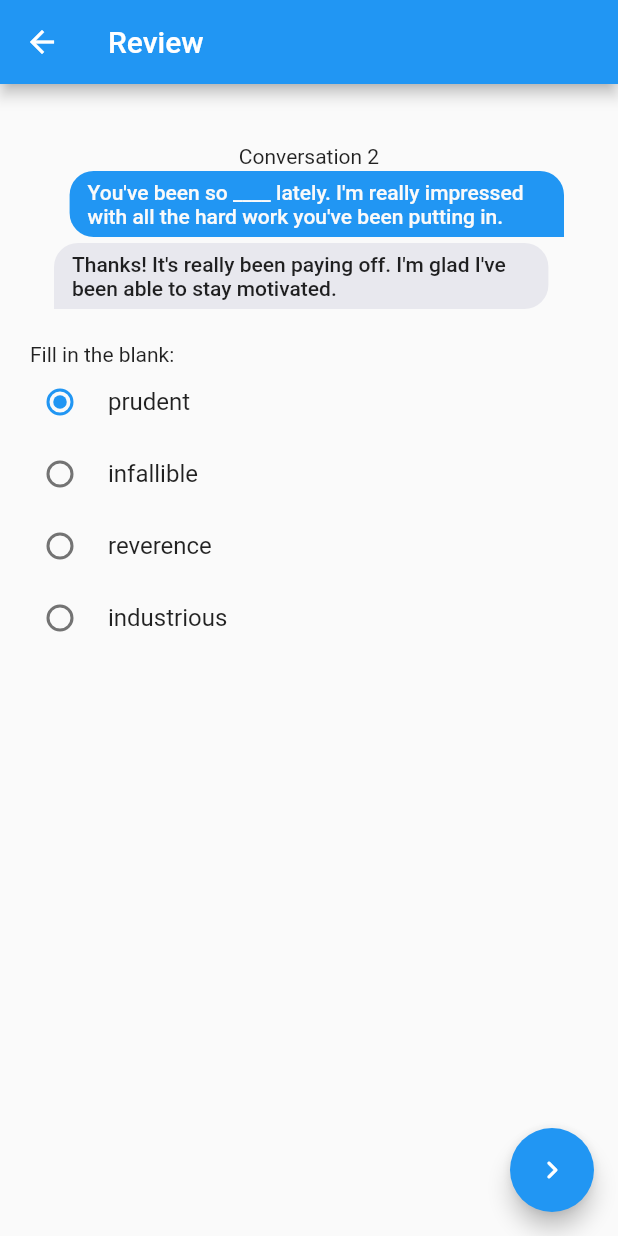
After one commit to AlienKevin/L2Z_app, a Flutter app: the Review screen opened directly, after a tap on the "chevron right" icon, on a phone screen of 412 x 824 dp. The commit adds this screen. Run offline on Flutter 3.47's test engine with Material 2 defaults, Android fonts, the phone set to English and light mode, and no system bars; our stand-ins replace chat_bubbles, flutter_tts, percent_indicator; missing offline and left inert: draw_graph.

Commit message:
Add review page

```diff
--- a/lib/entry.dart
+++ b/lib/entry.dart
@@ -3,6 +3,7 @@ import 'package:flutter/material.dart';
 import 'package:flutter_tts/flutter_tts.dart';
 
 import 'constants.dart';
+import 'review.dart';
 
 class Example {
   List<String> conversations;
@@ -51,7 +52,7 @@ class _EntryState extends State<Entry> {
   Widget build(BuildContext context) {
     return Scaffold(
       appBar: AppBar(
-        title: Text("Words"),
+        title: Text("Study"),
       ),
       body: Padding(
         padding: const EdgeInsets.all(20.0),
@@ -76,6 +77,10 @@ class _EntryState extends State<Entry> {
               widget.currentConversationIndex = 0;
               if (widget.currentExampleIndex >= widget.examples.length - 1) {
                 // TODO: move to next word
+                Navigator.push(
+                  context,
+                  MaterialPageRoute(builder: (context) => Review(0)),
+                );
               } else {
                 widget.currentExampleIndex += 1;
               }
--- /dev/null
+++ b/lib/review.dart
@@ -0,0 +1,154 @@
+import 'package:chat_bubbles/bubbles/bubble_special_three.dart';
+import 'package:collection/collection.dart';
+import 'package:flutter/material.dart';
+
+import 'constants.dart';
+
+class Example {
+  String word;
+  List<String> conversations;
+  String chinese;
+  List<String> synonyms;
+  List<String> choices;
+
+  Example(
+      this.word, this.chinese, this.synonyms, this.conversations, this.choices);
+}
+
+class Review extends StatefulWidget {
+  Review(int currentExampleIndex_) {
+    currentExampleIndex = currentExampleIndex_;
+    for (int i = 0; i < examples.length; i++) {
+      examples[i].choices.insert(0, examples[currentExampleIndex].word);
+      examples[i].choices.shuffle();
+    }
+  }
+
+  late int currentExampleIndex;
+  List<Example> examples = [
+    Example("articulate", "表达", [
+      "express",
+      "utter"
+    ], [
+      "Hi there, I'm so glad that you could join the meeting today. Could you please be more ____ about the details of the project?",
+      "Sure, the project is about creating a new advertising campaign focusing on the latest product release."
+    ], [
+      "feed",
+      "ban",
+      "create"
+    ]),
+    Example("industrious", "勤勉", [
+      "hardworking"
+    ], [
+      "You've been so ____ lately. I'm really impressed with all the hard work you've been putting in.",
+      "Thanks! It's really been paying off. I'm glad I've been able to stay motivated."
+    ], [
+      "prudent",
+      "reverence",
+      "infallible"
+    ]),
+    Example("slew", "大量", [
+      "mass",
+      "abundance"
+    ], [
+      "We have a ____ of tasks to complete today, so let's get started!",
+      "Agreed, we don't want to fall behind!"
+    ], [
+      "tiny",
+      "beautiful",
+      "careful"
+    ])
+  ];
+
+  @override
+  State<Review> createState() => _ReviewState();
+}
+
+class _ReviewState extends State<Review> {
+  int currentAnswer = 0;
+
+  @override
+  Widget build(BuildContext context) {
+    return Scaffold(
+      appBar: AppBar(
+        title: Text("Review"),
+      ),
+      body: Padding(
+        padding: const EdgeInsets.all(20.0),
+        child: Column(crossAxisAlignment: CrossAxisAlignment.center, children: [
+          SizedBox(height: 20),
+          showExample(widget.currentExampleIndex),
+        ]),
+      ),
+      floatingActionButton: FloatingActionButton(
+        onPressed: () {
+          setState(() {
+            if (widget.currentExampleIndex >= widget.examples.length - 1) {
+              // TODO: stop
+            } else {
+              Navigator.push(
+                context,
+                MaterialPageRoute(
+                    builder: (context) =>
+                        Review(widget.currentExampleIndex + 1)),
+              );
+            }
+          });
+        },
+        child: Icon(Icons.chevron_right_rounded),
+      ),
+    );
+  }
+
+  showChoices(List<String> choices) => Column(
+        children: choices
+            .mapIndexed(
+              (index, choice) => RadioListTile(
+                visualDensity: VisualDensity.compact,
+                contentPadding: EdgeInsets.zero,
+                title: Text(choice),
+                value: index,
+                groupValue: currentAnswer,
+                onChanged: (int? value) {
+                  setState(() {
+                    if (value != null) {
+                      currentAnswer = value;
+                    }
+                  });
+                },
+              ),
+            )
+            .toList(),
+      );
+
+  showExample(int exampleIndex) => Column(
+        crossAxisAlignment: CrossAxisAlignment.start,
+        children: [
+          Center(child: Text("Conversation ${exampleIndex + 1}")),
+          ListView.builder(
+              shrinkWrap: true,
+              itemCount: widget.examples[exampleIndex].conversations.length,
+              itemBuilder: (context, index) => index % 2 == 0
+                  ? BubbleSpecialThree(
+                      text: widget.examples[exampleIndex].conversations[index],
+                      color: Theme.of(context).primaryColor,
+                      tail: true,
+                      isSender: true,
+                      textStyle: Theme.of(context)
+                          .textTheme
+                          .bodyLarge!
+                          .copyWith(color: Theme.of(context).canvasColor),
+                    )
+                  : BubbleSpecialThree(
+                      text: widget.examples[exampleIndex].conversations[index],
+                      color: lightGray,
+                      tail: true,
+                      isSender: false,
+                      textStyle: Theme.of(context).textTheme.bodyLarge!,
+                    )),
+          SizedBox(height: 20.0),
+          Text("Fill in the blank:"),
+          showChoices(widget.examples[exampleIndex].choices),
+        ],
+      );
+}
```
Also changed, not shown: 2 other files.
